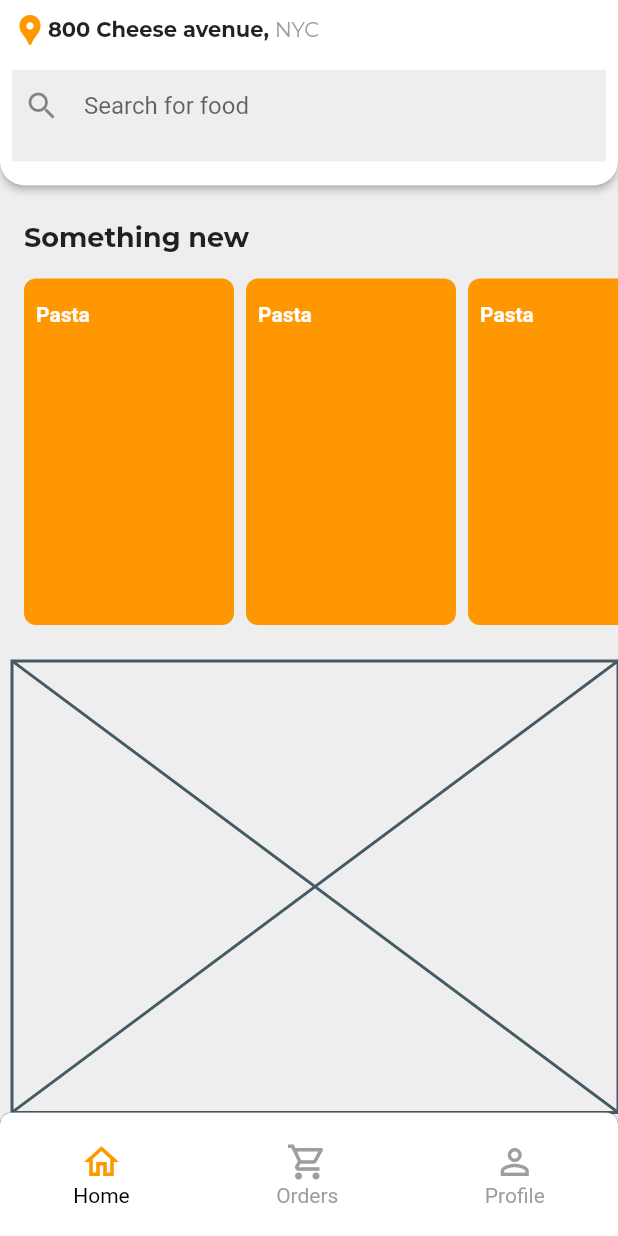
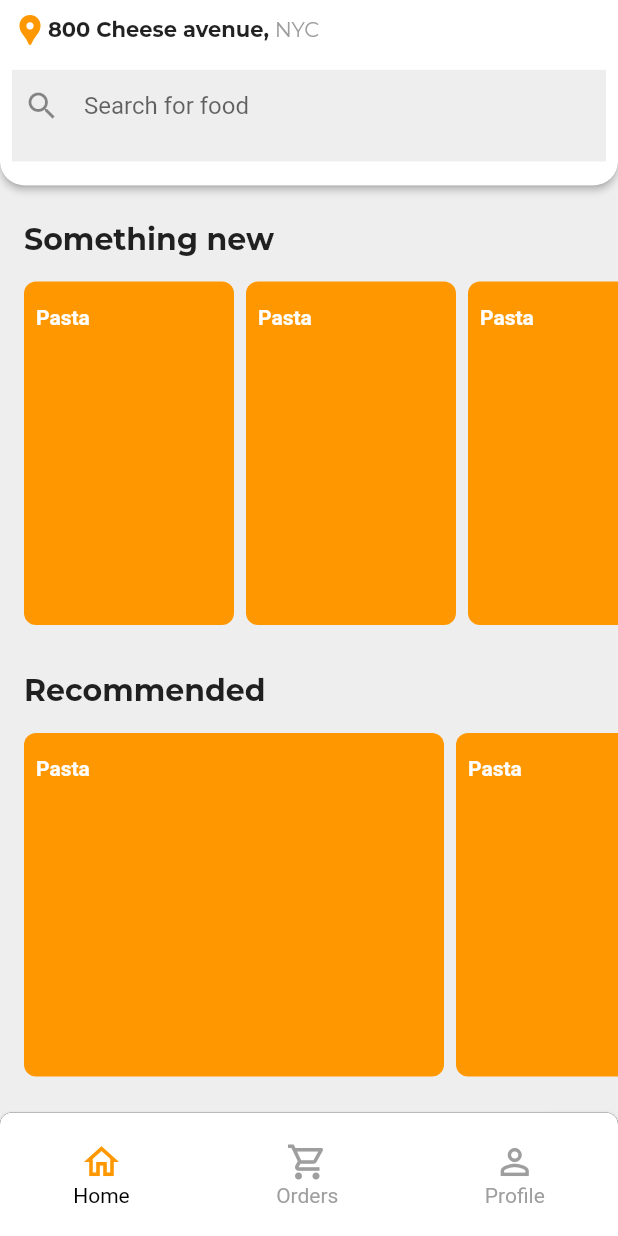
Before and after one commit to JAICHANGPARK/flutter_notebook_11th_story, a Flutter app: the screen it shows after launch, on a phone screen of 412 x 824 dp. Run offline on Flutter 3.47's test engine with Material 2 defaults, Android fonts, the phone set to English and light mode, and no system bars; our stand-ins replace backdrop, badges, flutter_inner_drawer, flutter_slidable, flutter_swiper, google_fonts.

Commit message:
Update food_home_page.dart

```diff
--- a/lib/ep744_food_app/ui/food_home_page.dart
+++ b/lib/ep744_food_app/ui/food_home_page.dart
@@ -103,7 +103,7 @@ class _FoodHomePageState extends State<FoodHomePage> {
                             Text(
                               "Something new",
                               style: GoogleFonts.montserrat(
-                                fontSize: 18,
+                                fontSize: 20,
                                 fontWeight: FontWeight.bold,
                               ),
                             ),
@@ -135,7 +135,47 @@ class _FoodHomePageState extends State<FoodHomePage> {
                           ],
                         ),
                       )),
-                      Expanded(child: Placeholder()),
+                      Expanded(
+                          child: Padding(
+                            padding: const EdgeInsets.only(top: 8, left: 8, bottom: 16),
+                            child: Column(
+                              crossAxisAlignment: CrossAxisAlignment.start,
+                              children: [
+                                Text(
+                                  "Recommended",
+                                  style: GoogleFonts.montserrat(
+                                    fontSize: 20,
+                                    fontWeight: FontWeight.bold,
+                                  ),
+                                ),
+                                Expanded(
+                                    child: ListView.builder(
+                                        itemCount: 10,
+                                        scrollDirection: Axis.horizontal,
+                                        itemBuilder: (context, index) {
+                                          return Padding(
+                                            padding: const EdgeInsets.only(right: 8, bottom: 8, top: 16),
+                                            child: Container(
+                                              width: 280,
+                                              decoration: BoxDecoration(
+                                                  color: Colors.orange, borderRadius: BorderRadius.circular(8)),
+                                              child: Stack(
+                                                children: [
+                                                  Positioned(
+                                                      left: 8,
+                                                      top: 16,
+                                                      child: Text(
+                                                        "Pasta",
+                                                        style: TextStyle(fontWeight: FontWeight.bold, color: Colors.white),
+                                                      ))
+                                                ],
+                                              ),
+                                            ),
+                                          );
+                                        }))
+                              ],
+                            ),
+                          )),
                     ],
                   ),
                 )),
```
